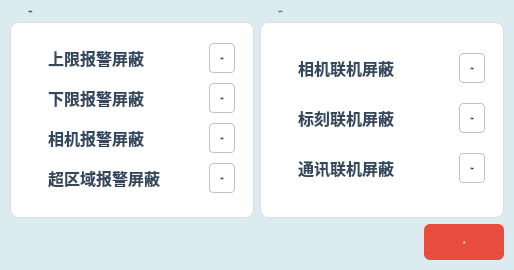
Above: librecad/src/OCRdemo/SerialManager.ui from Hcj1108/Librecad_AFP5000 before the change. Below: the same form after it.
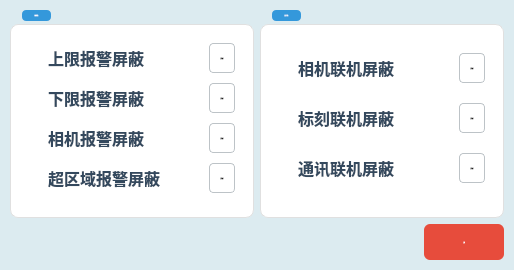
That is the form after the change. Icons and pictures are not drawn.

What changed in the file:
```diff
--- a/librecad/src/OCRdemo/SerialManager.ui
+++ b/librecad/src/OCRdemo/SerialManager.ui
@@ -52,8 +52,8 @@
         </font>
        </property>
        <property name="styleSheet">
-        <string notr="true">QGroupBox{font: bold 14px &quot;Microsoft YaHei&quot;; color: #2c3e50; border: 1px solid #dcdde1; border-radius: 8px; margin-top: 12px; padding-top: 16px; background: #ffffff;}
-QGroupBox::title{subcontrol-origin: margin; left: 12px; padding: 0 6px;}</string>
+        <string notr="true">QGroupBox{font: bold 14px &quot;Microsoft YaHei&quot;; color: #2c3e50; border: 1px solid #e0e0e0; border-radius: 8px; margin-top: 14px; padding-top: 18px; background: #ffffff;}
+QGroupBox::title{subcontrol-origin: margin; left: 12px; padding: 4px 12px; background: #3498db; color: white; border-radius: 4px;}</string>
        </property>
        <property name="title">
         <string>报警状态</string>
@@ -255,8 +255,8 @@
         </font>
        </property>
        <property name="styleSheet">
-        <string notr="true">QGroupBox{font: bold 14px &quot;Microsoft YaHei&quot;; color: #2c3e50; border: 1px solid #dcdde1; border-radius: 8px; margin-top: 12px; padding-top: 16px; background: #ffffff;}
-QGroupBox::title{subcontrol-origin: margin; left: 12px; padding: 0 6px;}</string>
+        <string notr="true">QGroupBox{font: bold 14px &quot;Microsoft YaHei&quot;; color: #2c3e50; border: 1px solid #e0e0e0; border-radius: 8px; margin-top: 14px; padding-top: 18px; background: #ffffff;}
+QGroupBox::title{subcontrol-origin: margin; left: 12px; padding: 4px 12px; background: #3498db; color: white; border-radius: 4px;}</string>
        </property>
        <property name="title">
         <string>联机状态</string>
```
